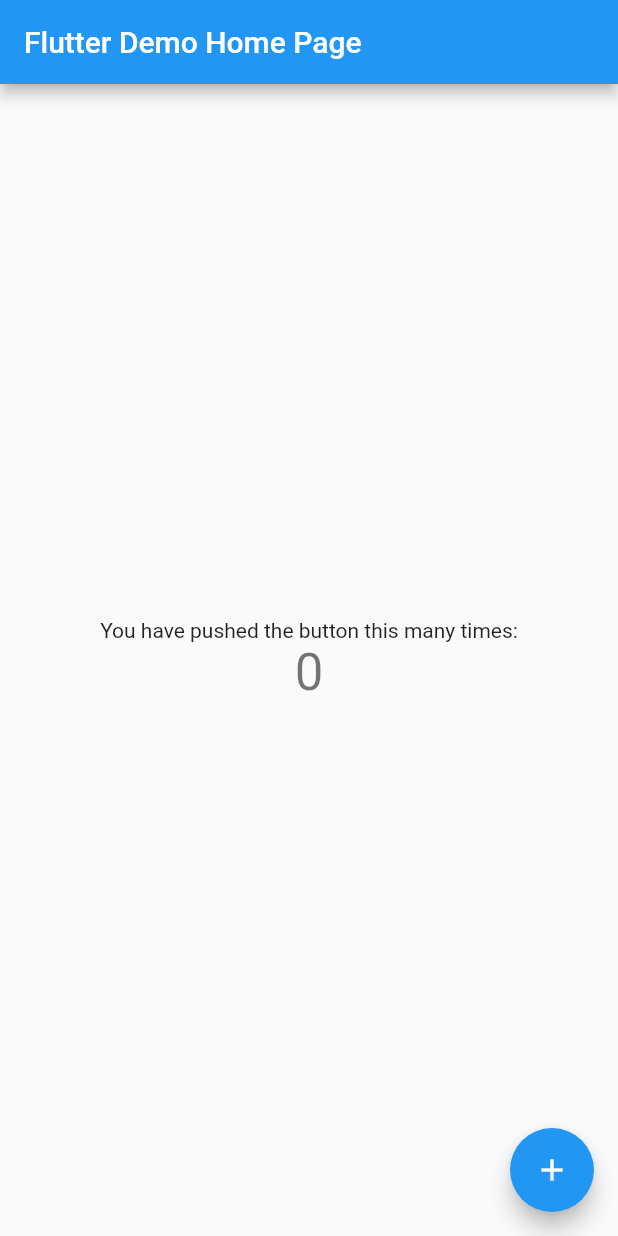
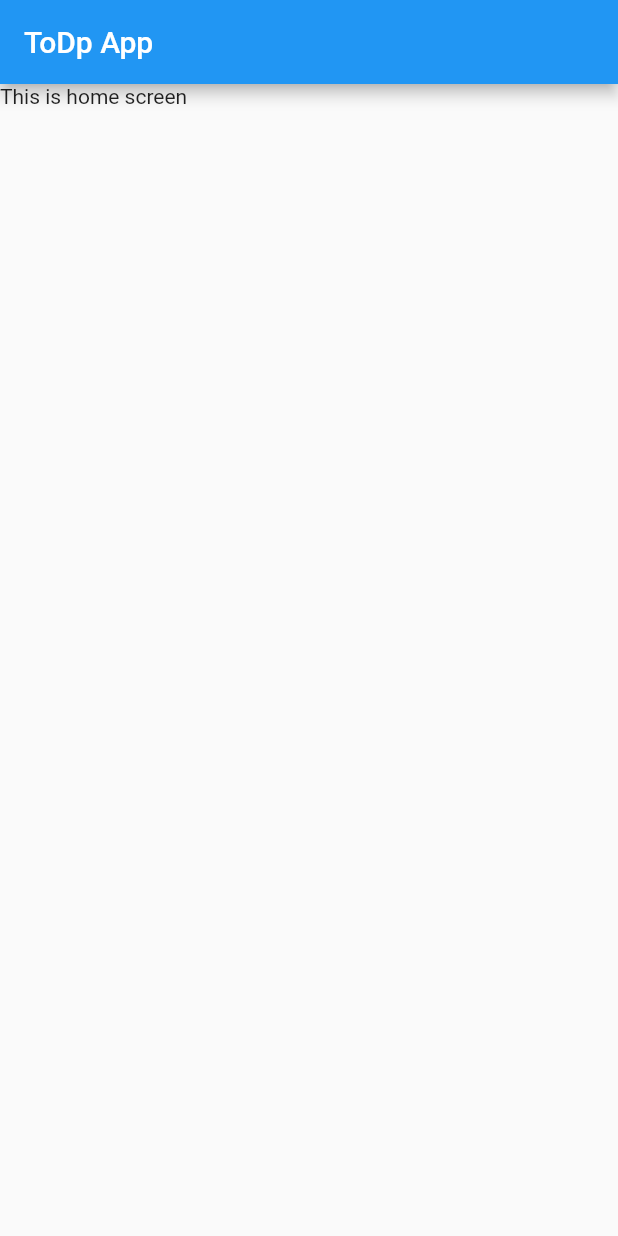
Before and after one commit to sa8a/todo_app, a Flutter app: the screen it shows after launch, on a phone screen of 412 x 824 dp. Run offline on Flutter 3.47's test engine with Material 2 defaults, Android fonts, the phone set to English and light mode, and no system bars.

Commit message:
初期設定

```diff
--- /dev/null
+++ b/lib/constants/colors.dart
@@ -0,0 +1,9 @@
+import 'package:flutter/material.dart';
+
+const Color tdRed = Color(0xFFDA4040);
+const Color tdBlue = Color(0xFF5F52EE);
+
+const Color tdBlack = Color(0xFF3A3A3A);
+const Color tdGrey = Color(0xFF717171);
+
+const Color tdBGColor = Color(0xFFEEEFF5);
--- a/lib/main.dart
+++ b/lib/main.dart
@@ -1,4 +1,5 @@
 import 'package:flutter/material.dart';
+import 'package:todo_app/screens/home.dart';
 
 void main() {
   runApp(const MyApp());
@@ -10,105 +11,11 @@ class MyApp extends StatelessWidget {
   @override
   Widget build(BuildContext context) {
     return MaterialApp(
-      title: 'Flutter Demo',
+      title: 'ToDo App',
       theme: ThemeData(
-        // This is the theme of your application.
-        //
-        // Try running your application with "flutter run". You'll see the
-        // application has a blue toolbar. Then, without quitting the app, try
-        // changing the primarySwatch below to Colors.green and then invoke
-        // "hot reload" (press "r" in the console where you ran "flutter run",
-        // or simply save your changes to "hot reload" in a Flutter IDE).
-        // Notice that the counter didn't reset back to zero; the application
-        // is not restarted.
         primarySwatch: Colors.blue,
       ),
-      home: const MyHomePage(title: 'Flutter Demo Home Page'),
+      home: const Home(),
     );
   }
 }
-
-class MyHomePage extends StatefulWidget {
-  const MyHomePage({super.key, required this.title});
-
-  // This widget is the home page of your application. It is stateful, meaning
-  // that it has a State object (defined below) that contains fields that affect
-  // how it looks.
-
-  // This class is the configuration for the state. It holds the values (in this
-  // case the title) provided by the parent (in this case the App widget) and
-  // used by the build method of the State. Fields in a Widget subclass are
-  // always marked "final".
-
-  final String title;
-
-  @override
-  State<MyHomePage> createState() => _MyHomePageState();
-}
-
-class _MyHomePageState extends State<MyHomePage> {
-  int _counter = 0;
-
-  void _incrementCounter() {
-    setState(() {
-      // This call to setState tells the Flutter framework that something has
-      // changed in this State, which causes it to rerun the build method below
-      // so that the display can reflect the updated values. If we changed
-      // _counter without calling setState(), then the build method would not be
-      // called again, and so nothing would appear to happen.
-      _counter++;
-    });
-  }
-
-  @override
-  Widget build(BuildContext context) {
-    // This method is rerun every time setState is called, for instance as done
-    // by the _incrementCounter method above.
-    //
-    // The Flutter framework has been optimized to make rerunning build methods
-    // fast, so that you can just rebuild anything that needs updating rather
-    // than having to individually change instances of widgets.
-    return Scaffold(
-      appBar: AppBar(
-        // Here we take the value from the MyHomePage object that was created by
-        // the App.build method, and use it to set our appbar title.
-        title: Text(widget.title),
-      ),
-      body: Center(
-        // Center is a layout widget. It takes a single child and positions it
-        // in the middle of the parent.
-        child: Column(
-          // Column is also a layout widget. It takes a list of children and
-          // arranges them vertically. By default, it sizes itself to fit its
-          // children horizontally, and tries to be as tall as its parent.
-          //
-          // Invoke "debug painting" (press "p" in the console, choose the
-          // "Toggle Debug Paint" action from the Flutter Inspector in Android
-          // Studio, or the "Toggle Debug Paint" command in Visual Studio Code)
-          // to see the wireframe for each widget.
-          //
-          // Column has various properties to control how it sizes itself and
-          // how it positions its children. Here we use mainAxisAlignment to
-          // center the children vertically; the main axis here is the vertical
-          // axis because Columns are vertical (the cross axis would be
-          // horizontal).
-          mainAxisAlignment: MainAxisAlignment.center,
-          children: <Widget>[
-            const Text(
-              'You have pushed the button this many times:',
-            ),
-            Text(
-              '$_counter',
-              style: Theme.of(context).textTheme.headline4,
-            ),
-          ],
-        ),
-      ),
-      floatingActionButton: FloatingActionButton(
-        onPressed: _incrementCounter,
-        tooltip: 'Increment',
-        child: const Icon(Icons.add),
-      ), // This trailing comma makes auto-formatting nicer for build methods.
-    );
-  }
-}
--- /dev/null
+++ b/lib/screens/home.dart
@@ -0,0 +1,15 @@
+import 'package:flutter/material.dart';
+
+class Home extends StatelessWidget {
+  const Home({Key? key}) : super(key: key);
+
+  @override
+  Widget build(BuildContext context) {
+    return Scaffold(
+      appBar: AppBar(title: const Text('ToDp App')),
+      body: Container(
+        child: const Text('This is home screen'),
+      ),
+    );
+  }
+}
--- a/pubspec.yaml
+++ b/pubspec.yaml
@@ -19,3 +19,5 @@ dev_dependencies:
 
 flutter:
   uses-material-design: true
+  assets:
+    - assets/images/
```
Also changed, not shown: assets/images/avatar.jpeg (added).
